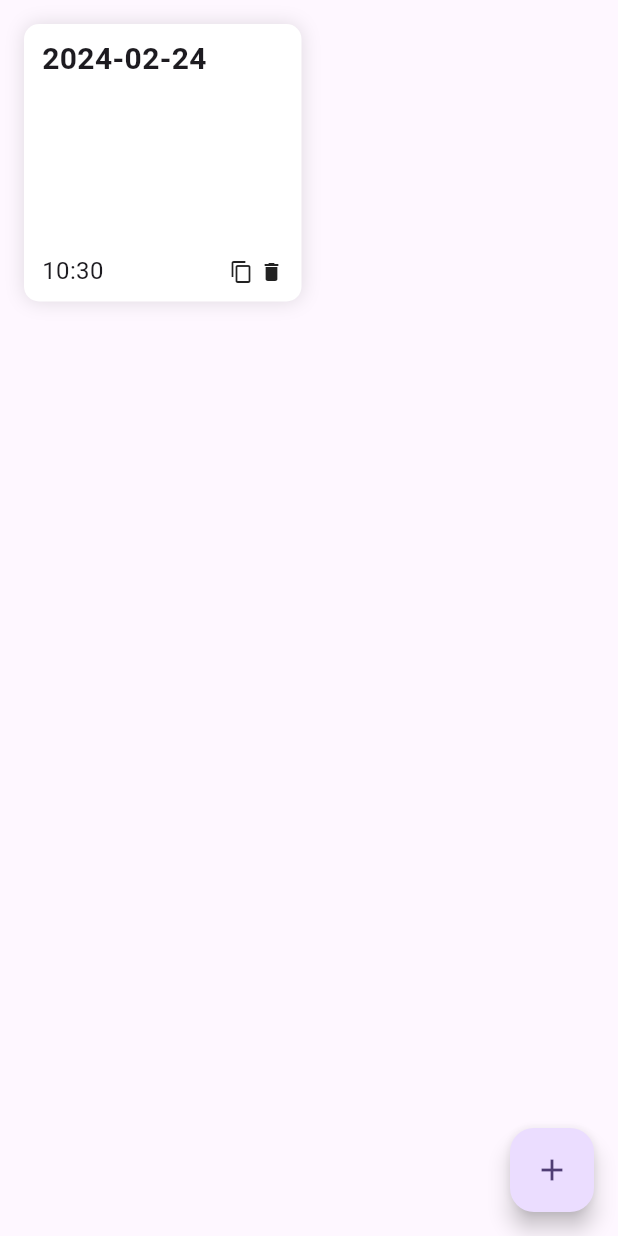
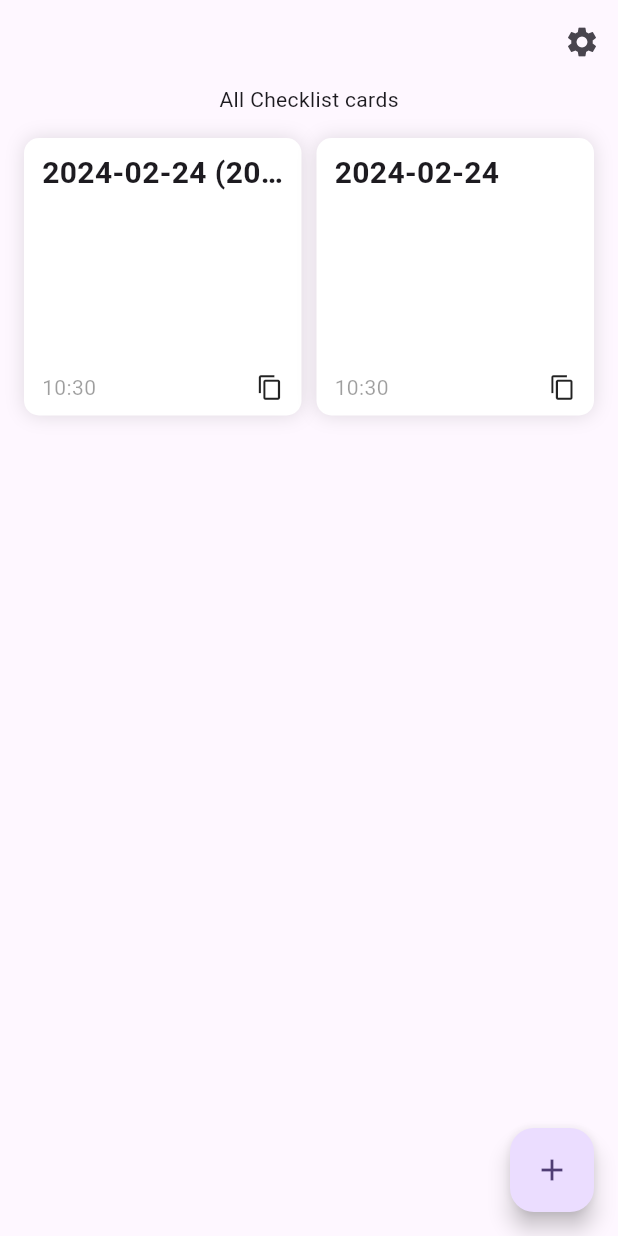
Before and after one commit to hawkeye-xb/checklist, a Flutter app: the screen it shows after launch, after a tap on the "add" icon, after a tap on the "content copy" icon, on a phone screen of 412 x 824 dp. Run offline on Flutter 3.47's test engine with Material 3 defaults, Android fonts, the phone set to English and light mode, and no system bars; our stand-ins replace sqflite; accounts and stored records are empty.

Commit message:
副本、批量删除

```diff
--- a/lib/components/card.dart
+++ b/lib/components/card.dart
@@ -7,10 +7,7 @@ class CardWidget extends StatelessWidget {
   final String title;
   final List<ContentList> firstThreeItems;
   final int timestamp; // ?
-
-  final Function(int)? onDelete; // id
-  final Function(int)? onStar; // id
-  final Function(int)? createDuplicate; // id
+  final List<Widget> extraChildren;
 
   const CardWidget({
     super.key,
@@ -19,9 +16,7 @@ class CardWidget extends StatelessWidget {
     this.firstThreeItems = const [],
     // 日期默认1970年1月1日
     this.timestamp = 0,
-    this.onDelete,
-    this.onStar,
-    this.createDuplicate,
+    this.extraChildren = const [],
   });
 
   /*
@@ -70,7 +65,8 @@ class CardWidget extends StatelessWidget {
             style: const TextStyle(
               fontSize: 20.0,
               height: 1.5,
-              fontWeight: FontWeight.bold,
+              fontWeight: FontWeight.w600,
+              overflow: TextOverflow.ellipsis,
             ),
           ),
           // 占位
@@ -78,7 +74,7 @@ class CardWidget extends StatelessWidget {
           Flexible(
             flex: 1,
             child: ListView.builder(
-              itemCount: firstThreeItems.length, // TODO: Max 3
+              itemCount: firstThreeItems.length,
               itemBuilder: (BuildContext context, int index) {
                 return Flex(
                   direction: Axis.horizontal,
@@ -132,39 +128,17 @@ class CardWidget extends StatelessWidget {
               Text(
                 _handleTimestamp(timestamp),
                 style: const TextStyle(
-                  fontSize: 16.0,
+                  fontSize: 14.0,
                   height: 1.5,
+                  color: Colors.black38
                 ),
               ),
               Flexible(
                 flex: 1,
                 child: Container(), // Flexible用于填充空间
               ),
-              GestureDetector(
-                onTap: () {
-                  createDuplicate?.call(id);
-                },
-                child: Container(
-                  padding: const EdgeInsets.fromLTRB(4.0, 0.0, 4.0, 0.0),
-                  child: const Icon(Icons.copy, size: 16.0,),
-                ),
-              ),
-              // GestureDetector(
-              //   onTap: () {
-              //     onStar?.call(id);
-              //   },
-              //   child: Container(
-              //     padding: const EdgeInsets.fromLTRB(4.0, 0.0, 4.0, 0.0),
-              //     child: const Icon(Icons.star, size: 16.0,),
-              //   ),
-              // ),
-              // TODO: not use delete, batch delete
-              GestureDetector(
-                onTap: () {
-                  onDelete?.call(id);
-                },
-                child: const Icon(Icons.delete, size: 16.0,),
-              ),
+              const SizedBox(width: 4.0,),
+              ...extraChildren,
             ],
           ),
         ],
--- a/lib/main.dart
+++ b/lib/main.dart
@@ -36,15 +36,24 @@ class MyHomePage extends StatefulWidget {
 }
 
 class _MyHomePageState extends State<MyHomePage> {
+  bool _delete = false;
+  final List<int> _selectedIds = [];
+
   final List<CardType> _cardList = [];
+  void setCardList(List<CardType> value) {
+    _cardList.clear();
+    // 按照updated_at排序
+    _cardList.addAll(
+      value..sort((a, b) => b.updated_at.compareTo(a.updated_at))
+    );
+  }
 
   @override
   void initState() {
     super.initState();
-    print('MyHomePage initState() called');
     DatabaseHelper().getCardTypes().then((value) {
       setState(() {
-        _cardList.addAll(value);
+        setCardList(value);
       });
     });
   }
@@ -57,14 +66,25 @@ class _MyHomePageState extends State<MyHomePage> {
 
   @override
   Widget build(BuildContext context) {
-    // 虚拟机弹出键盘调用好多次。不过有缓存倒是也快。
-
-    void handleCardDelete(int id) {
-      print('delete card id: $id'); // double checked
-    }
-
-    void handleCardCollect(int id) {
-      print('collect card id: $id'); // double checked
+    void handleCreateDuplicate(int id) {
+      DatabaseHelper().getCardType(id).then((value) {
+        if (value != null) {
+          CardType newCard = CardType(
+            id: 0,
+            title: '${value.title} (${DateFormat('yyyy-MM-dd').format(DateTime.now()).toString()})',
+            contentList: value.contentList,
+            created_at: DateTime.now().millisecondsSinceEpoch,
+            updated_at: DateTime.now().millisecondsSinceEpoch,
+          );
+          DatabaseHelper().saveCardType(newCard).then((value) {
+            DatabaseHelper().getCardTypes().then((value) {
+              setState(() {
+                setCardList(value);
+              });
+            });
+          });
+        }
+      });
     }
 
     void navigateToDetailsPage(value) {
@@ -75,17 +95,50 @@ class _MyHomePageState extends State<MyHomePage> {
         // 在这里获取新的数据并更新状态
         DatabaseHelper().getCardTypes().then((value) {
           setState(() {
-            _cardList.clear();
-            _cardList.addAll(value);
+            setCardList(value);
           });
         }),
       });
     }
 
     return Scaffold(
+      appBar: AppBar(
+        leading: _delete ? IconButton(
+          onPressed: () {
+            setState(() {
+              _delete = false;
+            });
+          },
+          icon: const Icon(Icons.close),
+        ) : null,
+        actions: !_delete ? [IconButton(
+          onPressed: () {
+             // 准备封装起来吧，计算位置
+            showMenu(
+              context: context,
+              position: const RelativeRect.fromLTRB(100000, 112, 0, 0),
+              items: [
+                const PopupMenuItem(
+                  value: 'BatchDelete', // TODO：枚举
+                  child: Text('批量删除'),
+                ),
+              ]
+            ).then((value) => {
+              if (value == 'BatchDelete') {
+                setState(() {
+                  _delete = true;
+                }),
+              }
+            });
+          },
+          icon: const Icon(Icons.settings),
+        )] : null,
+      ),
       body: Flex(
         direction: Axis.vertical,
         children: [
+          const Text('All Checklist cards'), // TODO: filter
+          // TODO: 搜索框
           Expanded(
             child: Container(
               // height: MediaQuery.of(context).size.height * 0.5,
@@ -100,22 +153,49 @@ class _MyHomePageState extends State<MyHomePage> {
                 itemCount: _cardList.length,
                 itemBuilder: (BuildContext context, int index) {
                   return Container(
+                    key: ValueKey(_cardList[index].id),
                     constraints: const BoxConstraints(minWidth: 150),
                     child: GestureDetector(
                       onTap: () {
                         navigateToDetailsPage(_cardList[index]);
                       },
                       onLongPress: () {
-                        print('long press');
-                        // 进入批量删除状态，长按的id默认选中
+                        setState(() {
+                          _delete = true;
+                        });
                       },
                       child: CardWidget(
                         id: _cardList[index].id,
                         title: _cardList[index].title,
-                        firstThreeItems: _cardList[index].contentList,
+                        firstThreeItems: _cardList[index].contentList.length > 3
+                          ? _cardList[index].contentList.sublist(0, 3)
+                          : _cardList[index].contentList,
                         timestamp: _cardList[index].updated_at,
-                        onDelete: handleCardDelete,
-                        onStar: handleCardCollect,
+                        extraChildren: _delete ? [
+                          SizedBox(
+                            width: 16,
+                            height: 16,
+                            child: Checkbox(
+                              value: _selectedIds.contains(_cardList[index].id),
+                              onChanged: (bool? value) {
+                                setState(() {
+                                  if (value == true) {
+                                    _selectedIds.add(_cardList[index].id);
+                                  } else {
+                                    _selectedIds.remove(_cardList[index].id);
+                                  }
+                                });
+                              },
+                            ),
+                          ),
+                        ] : [
+                          GestureDetector(
+                            onTap: () {
+                              handleCreateDuplicate(_cardList[index].id);
+                            },
+                            child: const Icon(Icons.copy, size: 18.0,),
+                          ),
+                        ],
                       ),
                     ),
                   );
@@ -123,30 +203,6 @@ class _MyHomePageState extends State<MyHomePage> {
               ),
             ),
           ),
-          // clear all button
-          // ElevatedButton(
-          //   onPressed: () {
-          //     print('clear all');
-          //     DatabaseHelper().clearCardTypes().then((value) {
-          //       print('clearCardTypes() called');
-          //       print(value);
-          //       setState(() {
-          //         _cardList.clear();
-          //       });
-          //     });
-          //   },
-          //   child: const Text('Clear All'),
-          // ),
-          // // deleteAllTables
-          // ElevatedButton(
-          //   onPressed: () {
-          //     print('delete all tables');
-          //     DatabaseHelper().deleteAllTables().then((value) {
-          //       print('deleteAllTables() called');
-          //     });
-          //   },
-          //   child: const Text('Delete All Tables'),
-          // ),
         ],
       ),
       floatingActionButton: FloatingActionButton(
@@ -171,6 +227,45 @@ class _MyHomePageState extends State<MyHomePage> {
         },
         child: const Icon(Icons.add),
       ),
+      bottomNavigationBar: _delete ? BottomNavigationBar(
+        // currentIndex: -1, // 怎么才能默认不选择
+        onTap: (int index) {
+          if (index == 0) {
+            // 删除
+            DatabaseHelper().deleteCardTypes(_selectedIds).then((value) {
+              DatabaseHelper().getCardTypes().then((value) {
+                setState(() {
+                  setCardList(value);
+                  _delete = false;
+                  _selectedIds.clear();
+                });
+              });
+            });
+          } else if (index == 1) {
+            // 全选
+            if (_selectedIds.length == _cardList.length) {
+              setState(() {
+                _selectedIds.clear();
+              });
+            } else {
+              setState(() {
+                _selectedIds.clear();
+                _selectedIds.addAll(_cardList.map((e) => e.id).toList());
+              });
+            }
+          }
+        },
+        items: const [
+          BottomNavigationBarItem(
+            icon: Icon(Icons.delete),
+            label: '删除',
+          ),
+          BottomNavigationBarItem(
+            icon: Icon(Icons.library_add_check_outlined),
+            label: '全选',
+          ),
+        ],
+      ) : null,
     );
   }
 }
```
Also changed, not shown: lib/apis/databaseHelper.dart (+10 -1 lines), 1 other file.
